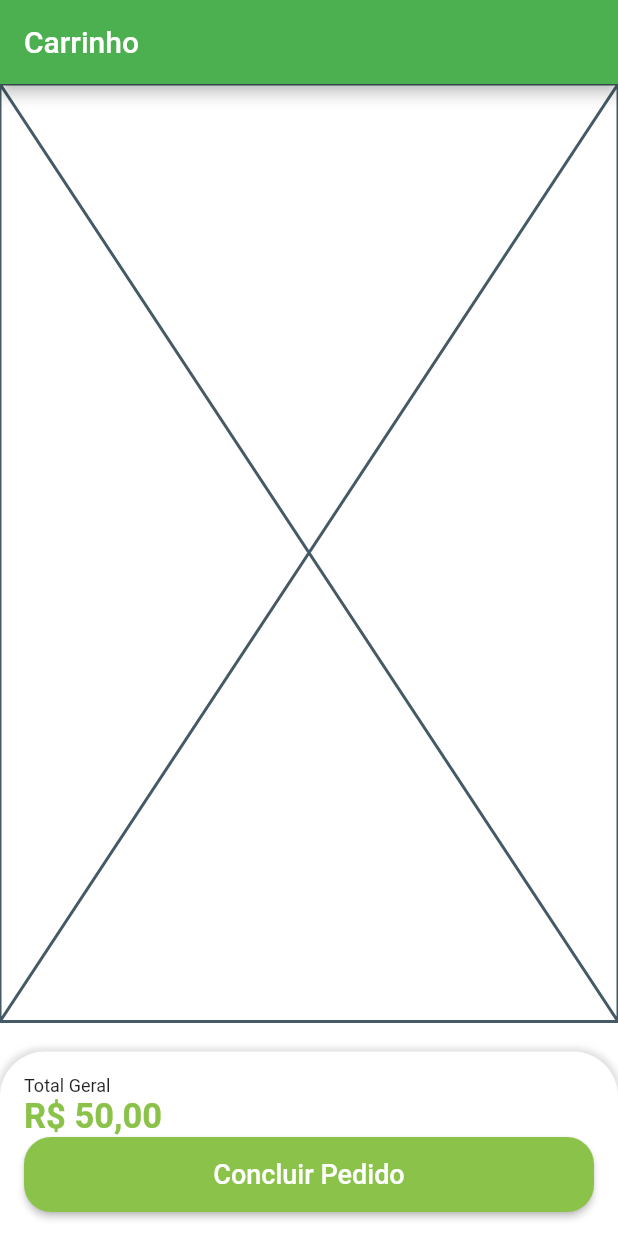
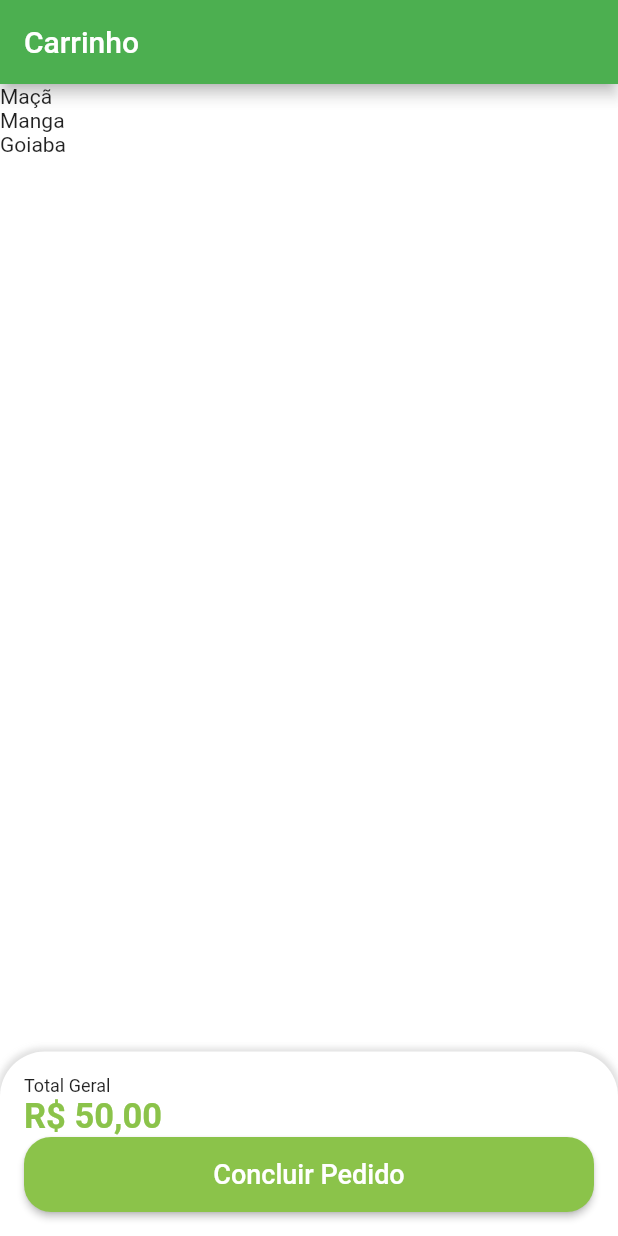
Before and after one commit to EduardoGomesSa/bluegrocer, a Flutter app: the CartTab screen opened directly, on a phone screen of 412 x 824 dp. Run offline on Flutter 3.47's test engine with Material 3 defaults, Android fonts, the phone set to English and light mode, and no system bars; our stand-ins replace animated_text_kit, mask_text_input_formatter.

Commit message:
Configuração da ListView de CartTab

```diff
--- a/lib/src/config/app_data.dart
+++ b/lib/src/config/app_data.dart
@@ -1,3 +1,4 @@
+import 'package:bluegrocer/src/models/cart_item_model.dart';
 import 'package:bluegrocer/src/models/item_model.dart';
 
 ItemModel apple = ItemModel(
@@ -71,3 +72,18 @@ List<String> categories = [
   'Temperos',
   'Cereais',
 ];
+
+List<CartItemModel> cartItems = [
+  CartItemModel(
+    item: apple,
+    quantity: 2,
+  ),
+  CartItemModel(
+    item: mango,
+    quantity: 1,
+  ),
+  CartItemModel(
+    item: guava,
+    quantity: 3,
+  ),
+];
--- /dev/null
+++ b/lib/src/models/cart_item_model.dart
@@ -0,0 +1,13 @@
+// ignore_for_file: public_member_api_docs, sort_constructors_first
+import 'package:bluegrocer/src/models/item_model.dart';
+
+class CartItemModel {
+  ItemModel item;
+  int quantity;
+
+  CartItemModel({
+    required this.item,
+    required this.quantity,
+  });
+
+}
--- a/lib/src/pages/cart/cart_tab.dart
+++ b/lib/src/pages/cart/cart_tab.dart
@@ -1,6 +1,7 @@
 import 'package:bluegrocer/src/config/custom_colors.dart';
 import 'package:bluegrocer/src/services/utils_services.dart';
 import 'package:flutter/material.dart';
+import 'package:bluegrocer/src/config/app_data.dart' as app_data;
 
 class CartTab extends StatelessWidget {
   CartTab({super.key});
@@ -15,11 +16,13 @@ class CartTab extends StatelessWidget {
       ),
       body: Column(
         children: [
-          const Expanded(
-            child: Placeholder(),
-          ),
-          const SizedBox(
-            height: 20,
+          Expanded(
+            child: ListView.builder(
+              itemCount: app_data.cartItems.length,
+              itemBuilder: (_, index){
+                return Text(app_data.cartItems[index].item.itemName);
+              },
+            ),
           ),
           Container(
             padding: const EdgeInsets.all(16),
```
Lines whose indentation alone changed are shown as unchanged.
